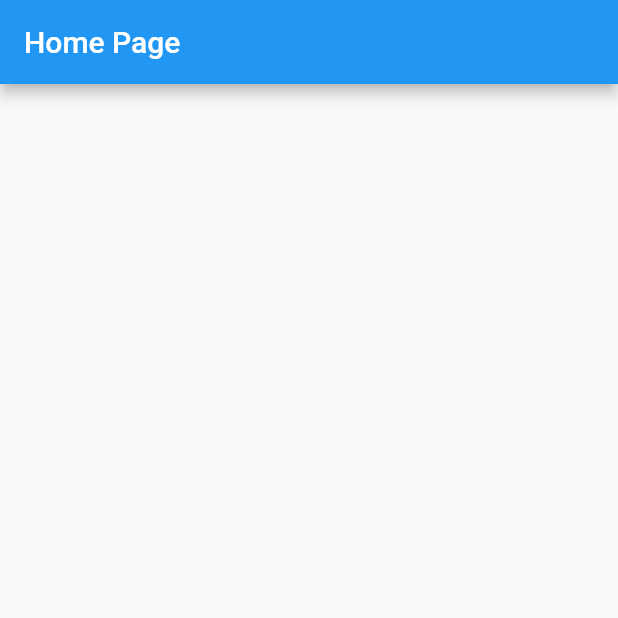
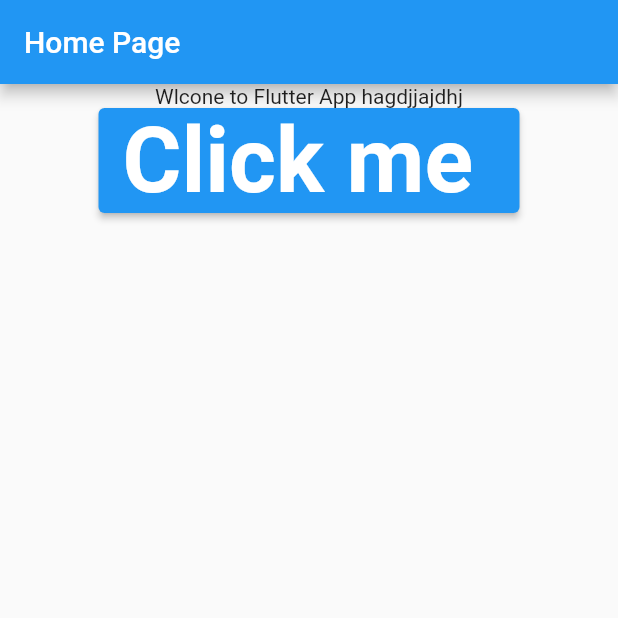
Before and after one commit to rahul-loni/Flutter_with_cct, a Flutter app: the screen it shows after launch, on a phone screen of 412 x 824 dp, the top half of it. Run offline on Flutter 3.47's test engine with Material 2 defaults, Android fonts, the phone set to English and light mode, and no system bars.

```diff
--- a/lib/main.dart
+++ b/lib/main.dart
@@ -1,6 +1,6 @@
 import 'package:flutter/material.dart';
 
-import 'home_page.dart';
+import 'page/home_page.dart';
 
 void main() {
   runApp(MyApp());
--- a/lib/home_page.dart
+++ b/lib/page/home_page.dart
@@ -1,4 +1,6 @@
 import 'package:flutter/material.dart';
+
+import 'login.dart';
 
 class HomePage extends StatelessWidget {
   const HomePage({super.key});
@@ -10,6 +12,7 @@ class HomePage extends StatelessWidget {
         appBar: AppBar(
           title: Text("Home Page "),
         ),
+        body: LoginPage(),
       ),
     );
   }
--- /dev/null
+++ b/lib/page/login.dart
@@ -0,0 +1,38 @@
+import 'package:flutter/material.dart';
+
+import 'signup_page.dart';
+
+class LoginPage extends StatelessWidget {
+  const LoginPage({super.key});
+
+  @override
+  Widget build(BuildContext context) {
+    return Scaffold(
+      body: Center(
+        child: Column(
+          children: [
+            Text("Wlcone to Flutter App hagdjjajdhj"),
+            // ElevatedButton(
+            //   onPressed: () {},
+            //   child: Text("Click me"),
+            // ),
+            ElevatedButton(
+              onPressed: () => Navigator.of(context).push(
+                MaterialPageRoute(
+                  builder: (context) => const SignupPage(),
+                ),
+              ),
+              child: new Text(
+                "Click me ",
+                style: TextStyle(
+                  fontSize: 60.0,
+                  fontWeight: FontWeight.bold,
+                ),
+              ),
+            ),
+          ],
+        ),
+      ),
+    );
+  }
+}
```
Also changed, not shown: lib/page/signup_page.dart (added, +12 -0 lines).
